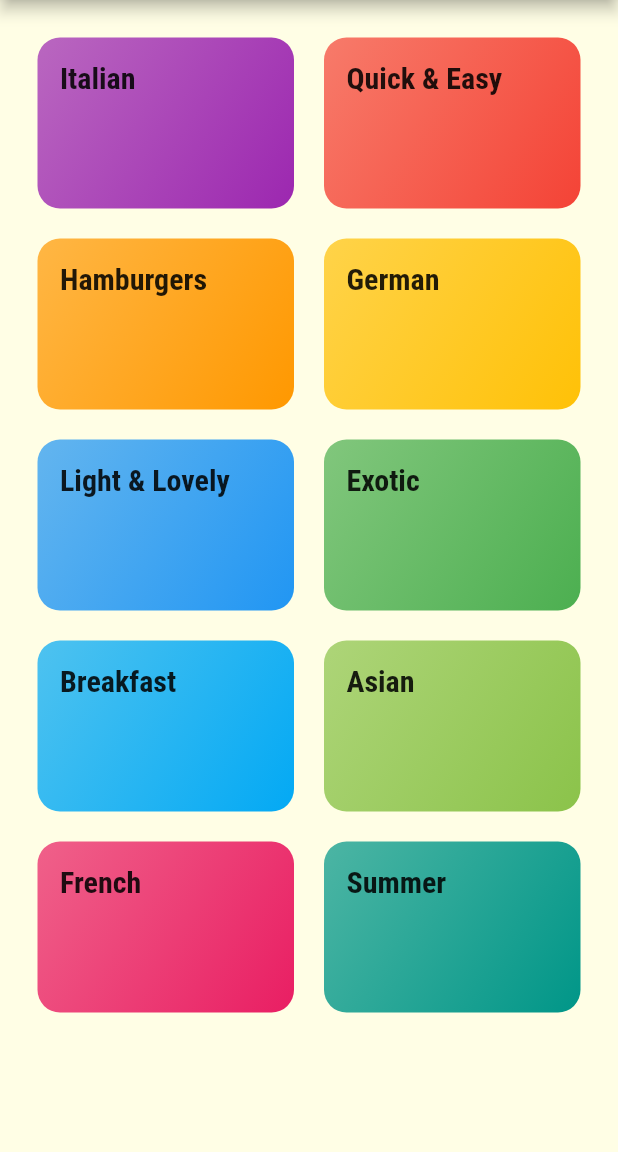
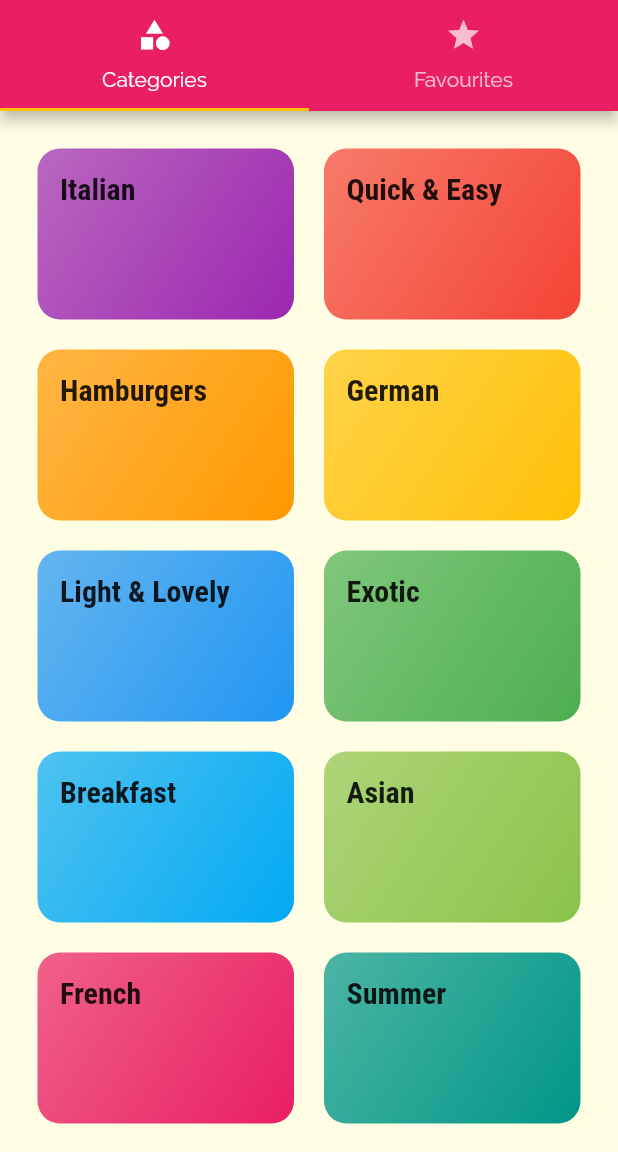
Before and after one commit to agata-miko/meal_app, a Flutter app: the screen it shows after launch, on a phone screen of 412 x 824 dp, the part 84-1236 px from its top. Run offline on Flutter 3.47's test engine with Material 2 defaults, Android fonts, the phone set to English and light mode, and no system bars.

Commit message:
module 174- TabBar added

```diff
--- a/lib/main.dart
+++ b/lib/main.dart
@@ -2,7 +2,8 @@
 
 import './screens/meal_detail_screen.dart';
 import './screens/category_meals_screen.dart';
-import 'screens/categories_screen.dart';
+import './screens/categories_screen.dart';
+import './screens/tabs_screen.dart';
 
 void main() {
   runApp(MyApp());
@@ -31,13 +32,13 @@
       // home: CategoriesScreen(),
       initialRoute: '/',
       routes: {
-        '/': (ctx) => CategoriesScreen(),
+        '/': (ctx) => TabsScreen(),
         CategoryMealsScreen.routeName: (ctx) => CategoryMealsScreen(),
         MealDetailScreen.routeName: (ctx) => MealDetailScreen(),
       },
       onUnknownRoute: (settings) {
         return MaterialPageRoute(
-          builder: (ctx) => CategoriesScreen(),
+          builder: (ctx) => TabsScreen(),
         );
       },
     );
--- a/lib/screens/categories_screen.dart
+++ b/lib/screens/categories_screen.dart
@@ -8,11 +8,7 @@
 
   @override
   Widget build(BuildContext context) {
-    return Scaffold(
-      appBar: AppBar(
-        title: const Text('DeliMeal'),
-      ),
-      body: GridView(
+    return GridView(
       padding: const EdgeInsets.all(25),
       gridDelegate: SliverGridDelegateWithMaxCrossAxisExtent(
         maxCrossAxisExtent: 200,
@@ -24,7 +20,6 @@
           .map((catData) =>
               CategoryItem(catData.id, catData.title, catData.color))
           .toList(),
-      ),
     );
   }
 }
--- /dev/null
+++ b/lib/screens/favourites_screen.dart
@@ -0,0 +1,12 @@
+import 'package:flutter/material.dart';
+
+class FavouritesScreen extends StatelessWidget {
+  const FavouritesScreen({Key? key}) : super(key: key);
+
+  @override
+  Widget build(BuildContext context) {
+    return Center(
+      child: Text('The favourites'),
+    );
+  }
+}
--- /dev/null
+++ b/lib/screens/tabs_screen.dart
@@ -0,0 +1,42 @@
+import 'package:flutter/material.dart';
+import './categories_screen.dart';
+import './favourites_screen.dart';
+
+class TabsScreen extends StatefulWidget {
+  const TabsScreen({Key? key}) : super(key: key);
+
+  @override
+  State<TabsScreen> createState() => _TabsScreenState();
+}
+
+class _TabsScreenState extends State<TabsScreen> {
+  @override
+  Widget build(BuildContext context) {
+    return DefaultTabController(
+      length: 2,
+      child: Scaffold(
+        appBar: AppBar(
+          title: Text('DeliMeal'),
+          bottom: TabBar(
+            tabs: <Widget>[
+              Tab(
+                icon: Icon(Icons.category),
+                text: 'Categories',
+              ),
+              Tab(
+                icon: Icon(Icons.star),
+                text: 'Favourites',
+              ),
+            ],
+          ),
+        ),
+        body: TabBarView(
+          children: <Widget>[
+            CategoriesScreen(),
+            FavouritesScreen(),
+          ],
+        ),
+      ),
+    );
+  }
+}
```
Lines whose indentation alone changed are shown as unchanged.
